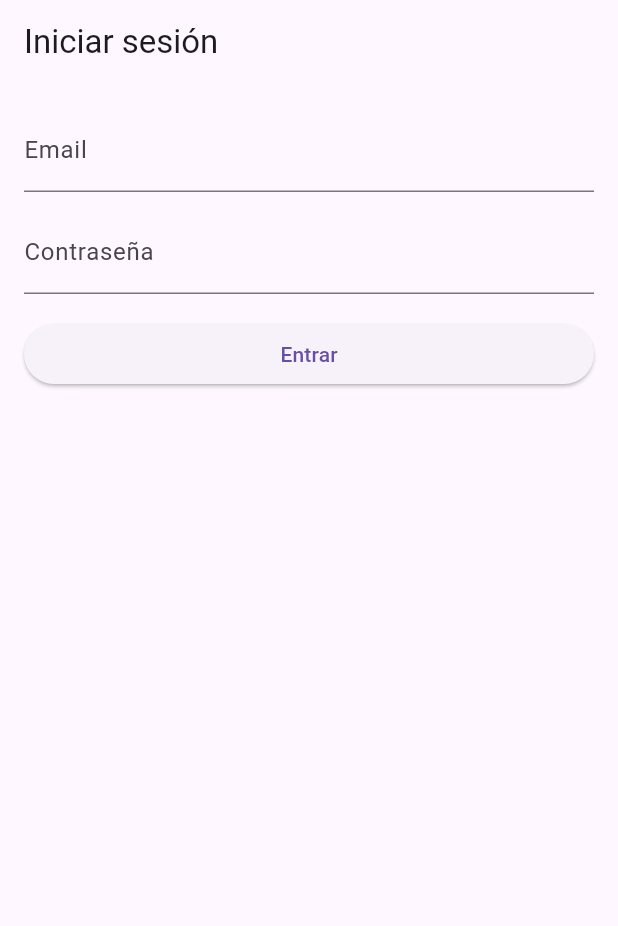
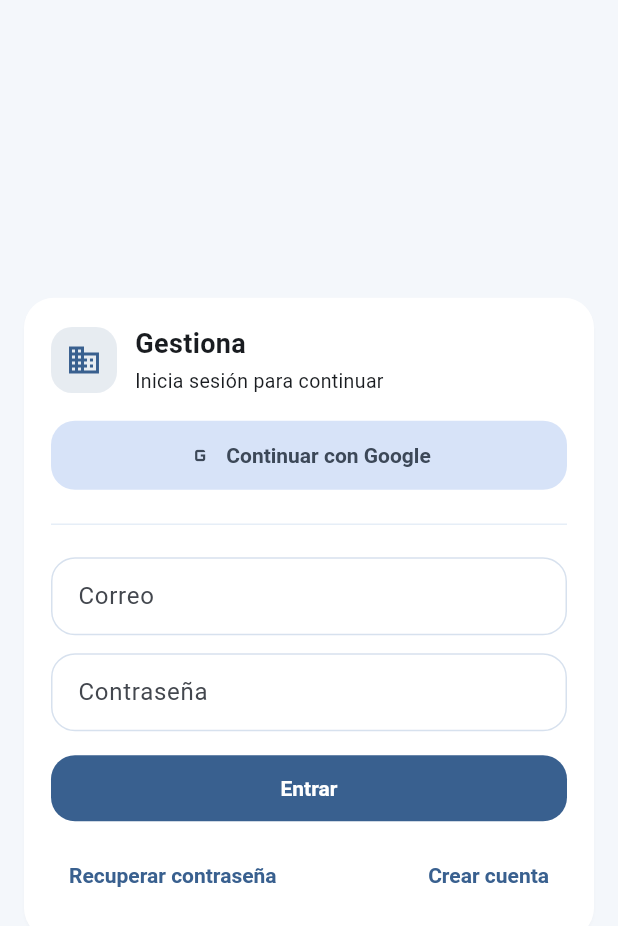
Before and after one commit to rombaldivia/gestiona, a Flutter app: the screen it shows after launch, on a phone screen of 412 x 824 dp. Shown: the top 926 px of the screen. Run offline on Flutter 3.47's test engine with Material 3 defaults, Android fonts, the phone set to English and light mode, and no system bars; our stand-ins replace firebase_auth, firebase_core, google_sign_in; accounts and stored records are empty.

Commit message:
feat(auth): calm blue theme + firebase login screens + android package fix

```diff
--- /dev/null
+++ b/lib/features/auth/data/auth_service.dart
@@ -0,0 +1,50 @@
+import 'package:firebase_auth/firebase_auth.dart';
+import 'package:google_sign_in/google_sign_in.dart';
+
+class AuthService {
+  final FirebaseAuth _auth = FirebaseAuth.instance;
+  final GoogleSignIn _google = GoogleSignIn();
+
+  Stream<User?> authStateChanges() => _auth.authStateChanges();
+
+  Future<UserCredential> signInWithEmail({
+    required String email,
+    required String password,
+  }) {
+    return _auth.signInWithEmailAndPassword(email: email, password: password);
+  }
+
+  Future<UserCredential> registerWithEmail({
+    required String email,
+    required String password,
+  }) {
+    return _auth.createUserWithEmailAndPassword(email: email, password: password);
+  }
+
+  Future<void> sendPasswordResetEmail(String email) {
+    return _auth.sendPasswordResetEmail(email: email);
+  }
+
+  Future<UserCredential> signInWithGoogle() async {
+    final user = await _google.signIn();
+    if (user == null) {
+      throw FirebaseAuthException(
+        code: 'google_sign_in_canceled',
+        message: 'Inicio de sesión con Google cancelado.',
+      );
+    }
+
+    final auth = await user.authentication;
+    final credential = GoogleAuthProvider.credential(
+      accessToken: auth.accessToken,
+      idToken: auth.idToken,
+    );
+
+    return _auth.signInWithCredential(credential);
+  }
+
+  Future<void> signOut() async {
+    await _google.signOut();
+    await _auth.signOut();
+  }
+}
--- /dev/null
+++ b/lib/features/auth/ui/login_page.dart
@@ -0,0 +1,194 @@
+import 'package:flutter/material.dart';
+import '../data/auth_service.dart';
+import 'register_page.dart';
+import 'forgot_password_page.dart';
+
+class LoginPage extends StatefulWidget {
+  const LoginPage({super.key, required this.auth});
+  final AuthService auth;
+
+  @override
+  State<LoginPage> createState() => _LoginPageState();
+}
+
+class _LoginPageState extends State<LoginPage> {
+  final _formKey = GlobalKey<FormState>();
+  final _email = TextEditingController();
+  final _pass = TextEditingController();
+  bool _loading = false;
+
+  Future<void> _run(Future<void> Function() action) async {
+    setState(() => _loading = true);
+    try {
+      await action();
+    } catch (e) {
+      if (!mounted) return;
+      ScaffoldMessenger.of(context).showSnackBar(
+        SnackBar(content: Text(e.toString())),
+      );
+    } finally {
+      if (mounted) setState(() => _loading = false);
+    }
+  }
+
+  @override
+  void dispose() {
+    _email.dispose();
+    _pass.dispose();
+    super.dispose();
+  }
+
+  @override
+  Widget build(BuildContext context) {
+    final cs = Theme.of(context).colorScheme;
+
+    return Scaffold(
+      body: SafeArea(
+        child: Center(
+          child: ConstrainedBox(
+            constraints: const BoxConstraints(maxWidth: 420),
+            child: Padding(
+              padding: const EdgeInsets.all(16),
+              child: Card(
+                child: Padding(
+                  padding: const EdgeInsets.all(18),
+                  child: Column(
+                    mainAxisSize: MainAxisSize.min,
+                    children: [
+                      Row(
+                        children: [
+                          Container(
+                            height: 44,
+                            width: 44,
+                            decoration: BoxDecoration(
+                              color: cs.primary.withOpacity(0.12),
+                              borderRadius: BorderRadius.circular(14),
+                            ),
+                            child: Icon(Icons.business, color: cs.primary),
+                          ),
+                          const SizedBox(width: 12),
+                          const Expanded(
+                            child: Column(
+                              crossAxisAlignment: CrossAxisAlignment.start,
+                              children: [
+                                Text(
+                                  'Gestiona',
+                                  style: TextStyle(fontSize: 18, fontWeight: FontWeight.w700),
+                                ),
+                                SizedBox(height: 2),
+                                Text(
+                                  'Inicia sesión para continuar',
+                                  style: TextStyle(fontSize: 13),
+                                ),
+                              ],
+                            ),
+                          ),
+                        ],
+                      ),
+                      const SizedBox(height: 16),
+
+                      SizedBox(
+                        width: double.infinity,
+                        child: FilledButton.tonalIcon(
+                          onPressed: _loading
+                              ? null
+                              : () => _run(() async {
+                                    await widget.auth.signInWithGoogle();
+                                  }),
+                          icon: const Icon(Icons.g_mobiledata),
+                          label: const Text('Continuar con Google'),
+                        ),
+                      ),
+
+                      const SizedBox(height: 10),
+                      const Divider(),
+                      const SizedBox(height: 10),
+
+                      Form(
+                        key: _formKey,
+                        child: Column(
+                          children: [
+                            TextFormField(
+                              controller: _email,
+                              keyboardType: TextInputType.emailAddress,
+                              decoration: const InputDecoration(
+                                labelText: 'Correo',
+                                hintText: 'tucorreo@ejemplo.com',
+                              ),
+                              validator: (v) => (v == null || !v.contains('@')) ? 'Correo inválido' : null,
+                            ),
+                            const SizedBox(height: 12),
+                            TextFormField(
+                              controller: _pass,
+                              obscureText: true,
+                              decoration: const InputDecoration(
+                                labelText: 'Contraseña',
+                              ),
+                              validator: (v) => (v == null || v.length < 6) ? 'Mínimo 6 caracteres' : null,
+                            ),
+                            const SizedBox(height: 14),
+
+                            SizedBox(
+                              width: double.infinity,
+                              child: FilledButton(
+                                onPressed: _loading
+                                    ? null
+                                    : () => _run(() async {
+                                          if (!_formKey.currentState!.validate()) return;
+                                          await widget.auth.signInWithEmail(
+                                            email: _email.text.trim(),
+                                            password: _pass.text.trim(),
+                                          );
+                                        }),
+                                child: _loading
+                                    ? const SizedBox(
+                                        height: 18,
+                                        width: 18,
+                                        child: CircularProgressIndicator(),
+                                      )
+                                    : const Text('Entrar'),
+                              ),
+                            ),
+                          ],
+                        ),
+                      ),
+
+                      const SizedBox(height: 10),
+                      Row(
+                        mainAxisAlignment: MainAxisAlignment.spaceBetween,
+                        children: [
+                          TextButton(
+                            onPressed: _loading
+                                ? null
+                                : () => Navigator.push(
+                                      context,
+                                      MaterialPageRoute(
+                                        builder: (_) => ForgotPasswordPage(auth: widget.auth),
+                                      ),
+                                    ),
+                            child: const Text('Recuperar contraseña'),
+                          ),
+                          TextButton(
+                            onPressed: _loading
+                                ? null
+                                : () => Navigator.push(
+                                      context,
+                                      MaterialPageRoute(
+                                        builder: (_) => RegisterPage(auth: widget.auth),
+                                      ),
+                                    ),
+                            child: const Text('Crear cuenta'),
+                          ),
+                        ],
+                      ),
+                    ],
+                  ),
+                ),
+              ),
+            ),
+          ),
+        ),
+      ),
+    );
+  }
+}
--- a/lib/main.dart
+++ b/lib/main.dart
@@ -1,8 +1,9 @@
 import 'package:flutter/material.dart';
 import 'package:firebase_core/firebase_core.dart';
-import 'package:firebase_auth/firebase_auth.dart';
-import 'login_page.dart';
-import 'home_page.dart';
+
+import 'features/auth/data/auth_service.dart';
+import 'features/auth/ui/login_page.dart';
+import 'features/home/ui/home_page.dart';
 
 Future<void> main() async {
   WidgetsFlutterBinding.ensureInitialized();
@@ -15,34 +16,96 @@ class App extends StatelessWidget {
 
   @override
   Widget build(BuildContext context) {
+    final auth = AuthService();
+
+    final colorScheme = ColorScheme.fromSeed(
+      seedColor: const Color(0xFF2F6DAE), // azul calmado
+      brightness: Brightness.light,
+    );
+
     return MaterialApp(
       debugShowCheckedModeBanner: false,
       title: 'Gestiona',
-      theme: ThemeData(useMaterial3: true),
-      home: const AuthGate(),
+      theme: ThemeData(
+        useMaterial3: true,
+        colorScheme: colorScheme,
+        scaffoldBackgroundColor: const Color(0xFFF4F7FB), // fondo relajante
+
+        appBarTheme: AppBarTheme(
+          backgroundColor: colorScheme.surface,
+          foregroundColor: colorScheme.onSurface,
+          elevation: 0,
+          centerTitle: false,
+        ),
+
+        // ✅ tu Flutter espera CardThemeData
+        cardTheme: CardThemeData(
+          color: Colors.white,
+          elevation: 0.8,
+          shadowColor: Colors.black12,
+          shape: RoundedRectangleBorder(borderRadius: BorderRadius.circular(20)),
+          margin: const EdgeInsets.all(0),
+        ),
+
+        inputDecorationTheme: InputDecorationTheme(
+          filled: true,
+          fillColor: Colors.white,
+          contentPadding: const EdgeInsets.symmetric(horizontal: 14, vertical: 14),
+          border: OutlineInputBorder(
+            borderRadius: BorderRadius.circular(16),
+            borderSide: const BorderSide(color: Color(0xFFD7E1EE)),
+          ),
+          enabledBorder: OutlineInputBorder(
+            borderRadius: BorderRadius.circular(16),
+            borderSide: const BorderSide(color: Color(0xFFD7E1EE)),
+          ),
+          focusedBorder: OutlineInputBorder(
+            borderRadius: BorderRadius.circular(16),
+            borderSide: BorderSide(color: colorScheme.primary, width: 2),
+          ),
+        ),
+
+        filledButtonTheme: FilledButtonThemeData(
+          style: FilledButton.styleFrom(
+            padding: const EdgeInsets.symmetric(horizontal: 16, vertical: 14),
+            shape: RoundedRectangleBorder(borderRadius: BorderRadius.circular(16)),
+            textStyle: const TextStyle(fontWeight: FontWeight.w600),
+          ),
+        ),
+
+        textButtonTheme: TextButtonThemeData(
+          style: TextButton.styleFrom(
+            foregroundColor: colorScheme.primary,
+            textStyle: const TextStyle(fontWeight: FontWeight.w600),
+          ),
+        ),
+
+        dividerTheme: const DividerThemeData(
+          thickness: 1,
+          space: 24,
+          color: Color(0xFFE6EEF7),
+        ),
+      ),
+      home: AuthGate(auth: auth),
     );
   }
 }
 
-/// Decide automáticamente si vas a Login o a Home
 class AuthGate extends StatelessWidget {
-  const AuthGate({super.key});
+  const AuthGate({super.key, required this.auth});
+  final AuthService auth;
 
   @override
   Widget build(BuildContext context) {
-    return StreamBuilder<User?>(
-      stream: FirebaseAuth.instance.authStateChanges(),
+    return StreamBuilder(
+      stream: auth.authStateChanges(),
       builder: (context, snap) {
-        // loading
         if (snap.connectionState == ConnectionState.waiting) {
-          return const Scaffold(
-            body: Center(child: CircularProgressIndicator()),
-          );
+          return const Scaffold(body: Center(child: CircularProgressIndicator()));
         }
-
         final user = snap.data;
-        if (user == null) return const LoginPage();
-        return const HomePage();
+        if (user == null) return LoginPage(auth: auth);
+        return HomePage(auth: auth);
       },
     );
   }
```
Also changed, not shown: lib/features/auth/ui/forgot_password_page.dart (added, +65 -0 lines), lib/features/auth/ui/register_page.dart (added, +80 -0 lines), lib/features/home/ui/home_page.dart (added, +24 -0 lines), 5 other files.
